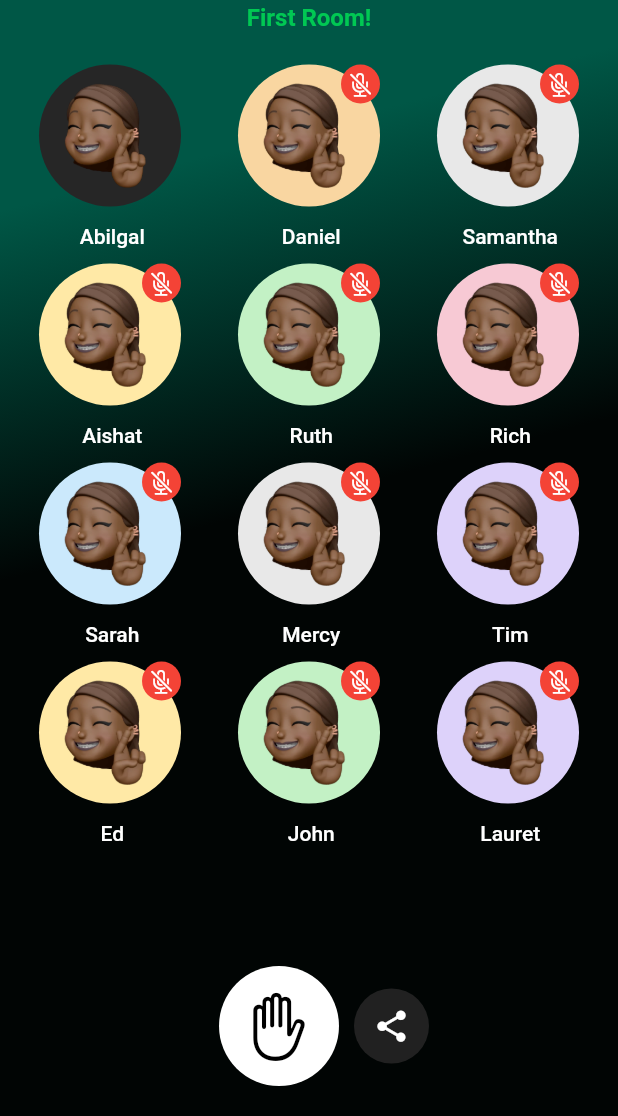
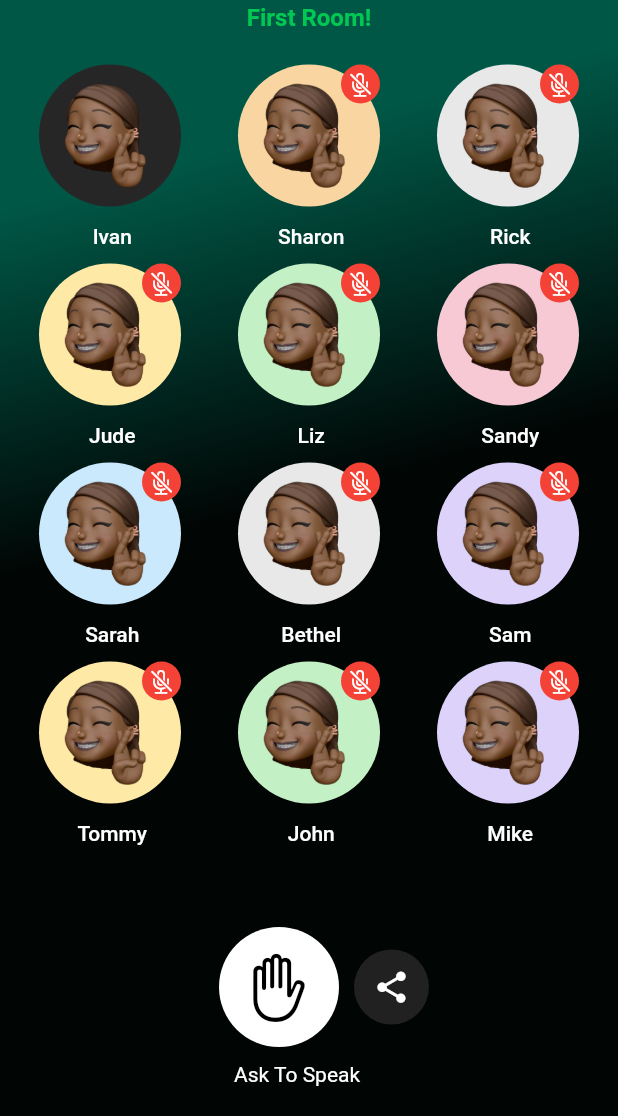
Before and after one commit to 4eug/Spotify-Greenroom-Redesign, a Flutter app: the screen it shows after launch, after a tap on "Join room", on a phone screen of 412 x 824 dp, the part 120-1236 px from its top. Run offline on Flutter 3.47's test engine with Material 2 defaults, Android fonts, the phone set to English and light mode, and no system bars; our stand-ins replace page_transition.

Commit message:
Almost Done

```diff
--- a/lib/ui/home/Home.dart
+++ b/lib/ui/home/Home.dart
@@ -60,23 +60,37 @@ class Home extends StatelessWidget {
       ]),
       bottomNavigationBar: DecoratedBox(
         decoration: BoxDecoration(
-          color: gradientEndColor,
+          color: greycolor,
         ),
         child: Padding(
-          padding: EdgeInsets.symmetric(vertical: 10),
+          padding: EdgeInsets.fromLTRB(1, 5, 1, 5),
           child: SafeArea(
             top: false,
             child: Row(
-              mainAxisAlignment: MainAxisAlignment.spaceBetween,
+              mainAxisAlignment: MainAxisAlignment.spaceEvenly,
               children: [
                 IconButton(
                   icon: Icon(Icons.home),
                   color: Colors.white,
+                  iconSize: 30,
                   onPressed: () {},
                 ),
                 IconButton(
-                  icon: Icon(Icons.person),
+                  icon: Icon(CupertinoIcons.search),
                   color: Colors.white,
+                  iconSize: 30,
+                  onPressed: () {},
+                ),
+                IconButton(
+                  icon: Icon(CupertinoIcons.bell),
+                  color: Colors.white,
+                  iconSize: 30,
+                  onPressed: () {},
+                ),
+                IconButton(
+                  icon: Icon(CupertinoIcons.person),
+                  color: Colors.white,
+                  iconSize: 30,
                   onPressed: () {},
                 ),
               ],
--- a/lib/ui/home/HomeRoom.dart
+++ b/lib/ui/home/HomeRoom.dart
@@ -9,8 +9,8 @@ class HomeRoomItem extends StatelessWidget {
   @override
   Widget build(BuildContext context) {
     return Container(
-      margin: EdgeInsets.only(bottom: 20),
-      padding: EdgeInsets.fromLTRB(30, 30, 30, 50),
+      margin: EdgeInsets.only(bottom: 5),
+      padding: EdgeInsets.fromLTRB(20, 20, 20, 50),
       decoration: BoxDecoration(
         gradient: LinearGradient(
             colors: [gradientStartColor, greycolor],
--- a/lib/ui/liveroom/LiveRoom.dart
+++ b/lib/ui/liveroom/LiveRoom.dart
@@ -11,28 +11,28 @@ class LiveRoom extends StatelessWidget {
   Widget build(BuildContext context) {
     final members = [
       LiveRoomMember(
-        name: "Abilgal",
+        name: "Ivan",
         isMuted: false,
         color: ProfileColors.black,
       ),
       LiveRoomMember(
-        name: "Daniel",
+        name: "Sharon",
         color: ProfileColors.amber,
       ),
       LiveRoomMember(
-        name: "Samantha",
+        name: "Rick",
         color: ProfileColors.white,
       ),
       LiveRoomMember(
-        name: "Aishat",
+        name: "Jude",
         color: ProfileColors.yellow,
       ),
       LiveRoomMember(
-        name: "Ruth",
+        name: "Liz",
         color: ProfileColors.green,
       ),
       LiveRoomMember(
-        name: "Rich",
+        name: "Sandy",
         color: ProfileColors.red,
       ),
       LiveRoomMember(
@@ -41,17 +41,17 @@ class LiveRoom extends StatelessWidget {
         color: ProfileColors.blue,
       ),
       LiveRoomMember(
-        name: "Mercy",
+        name: "Bethel",
         isNewMember: true,
         color: ProfileColors.white,
       ),
       LiveRoomMember(
-        name: "Tim",
+        name: "Sam",
         isNewMember: true,
         color: ProfileColors.purple,
       ),
       LiveRoomMember(
-        name: "Ed",
+        name: "Tommy",
         isNewMember: true,
         color: ProfileColors.yellow,
       ),
@@ -61,7 +61,7 @@ class LiveRoom extends StatelessWidget {
         color: ProfileColors.green,
       ),
       LiveRoomMember(
-        name: "Lauret",
+        name: "Mike",
         isNewMember: true,
         color: ProfileColors.purple,
       ),
@@ -135,7 +135,9 @@ class LiveRoom extends StatelessWidget {
                   color: gradientEndColor,
                   borderRadius: BorderRadius.only(),
                 ),
-                child: Row(
+                child: Column(
+                  children: [
+                    Row(
                       mainAxisAlignment: MainAxisAlignment.center,
                       children: [
                         SizedBox(width: 20),
@@ -157,7 +159,7 @@ class LiveRoom extends StatelessWidget {
                         InkWell(
                           child: CircleAvatar(
                             radius: 25,
-                        backgroundColor: greycolor,
+                            backgroundColor: sharecolor,
                             foregroundColor: Colors.white,
                             child: Icon(
                               Icons.share,
@@ -168,6 +170,23 @@ class LiveRoom extends StatelessWidget {
                         ),
                       ],
                     ),
+                    SizedBox(height: 10),
+                    Positioned(
+                      right: 10,
+                      left: 10,
+                      child: Container(
+                        width: 100,
+                        child: Text(
+                          "Ask To Speak",
+                          style: TextStyle(color: Colors.white),
+                        ),
+                      ),
+                    ),
+                    SizedBox(
+                      width: 10,
+                    )
+                  ],
+                ),
               ),
             ],
           ),
--- a/lib/utils/constants.dart
+++ b/lib/utils/constants.dart
@@ -3,7 +3,8 @@ import 'package:flutter/material.dart';
 Color gradientStartColor = Color(0xff005746);
 Color gradientEndColor = Color(0xff010504);
 Color graadientCombined = Color(0xff00211A);
-Color greycolor = Colors.grey[900];
+Color greycolor = Color(0xff0B0C0B);
+Color sharecolor = Colors.grey[900];
 
 class Logo {
   static const appLogo = {
--- a/lib/widgets/Column_squircle.dart
+++ b/lib/widgets/Column_squircle.dart
@@ -12,7 +12,55 @@ class ColSquircle extends StatelessWidget {
     return Column(
       crossAxisAlignment: CrossAxisAlignment.start,
       children: [
-        SizedBox(height: 10),
+        Row(
+          children: [
+            Container(
+              height: 20,
+              width: 50,
+              decoration: BoxDecoration(
+                borderRadius: BorderRadius.circular(8),
+                color: sharecolor,
+              ),
+              child: Row(
+                mainAxisAlignment: MainAxisAlignment.center,
+                children: [
+                  Icon(
+                    CupertinoIcons.chart_bar_fill,
+                    size: 10,
+                    color: Colors.greenAccent[700],
+                  ),
+                  SizedBox(width: 3),
+                  Text(
+                    "LIVE",
+                    style: TextStyle(color: Colors.white, fontSize: 12),
+                  ),
+                ],
+              ),
+            ),
+            SizedBox(
+              width: 3,
+            ),
+            Container(
+              height: 20,
+              width: 100,
+              decoration: BoxDecoration(
+                borderRadius: BorderRadius.circular(8),
+                color: sharecolor,
+              ),
+              child: Row(
+                mainAxisAlignment: MainAxisAlignment.center,
+                children: [
+                  SizedBox(width: 3),
+                  Text(
+                    "💙 FlutterDevelopers",
+                    style: TextStyle(color: Colors.white, fontSize: 12),
+                  ),
+                ],
+              ),
+            ),
+          ],
+        ),
+        SizedBox(height: 15),
         Row(
           children: [
             Squircle(),
@@ -75,7 +123,7 @@ class ColSquircle extends StatelessWidget {
         Text(
           "First Room!",
           style: TextStyle(
-            fontSize: 12,
+            fontSize: 15,
             fontWeight: FontWeight.w700,
             color: Colors.greenAccent[700],
           ),
@@ -84,7 +132,7 @@ class ColSquircle extends StatelessWidget {
         Text(
           "👋Welcome to Greenroom!",
           style: TextStyle(
-            fontSize: 22,
+            fontSize: 25,
             fontWeight: FontWeight.w700,
             color: Colors.white,
           ),
@@ -98,23 +146,21 @@ class ColSquircle extends StatelessWidget {
           ),
         ),
         SizedBox(height: 15),
-        new InputChip(
-          backgroundColor: gradientStartColor,
-          label: new Text(
-            "Join room",
-            style: TextStyle(
-              fontSize: 18,
-              color: Colors.white,
-            ),
+        ElevatedButton(
+          style: ElevatedButton.styleFrom(
+              primary: sharecolor,
+              padding: EdgeInsets.symmetric(horizontal: 20, vertical: 15),
+              shape: RoundedRectangleBorder(
+                  borderRadius: BorderRadius.circular(30))),
+          child: Text(
+            'Join room',
+            style: TextStyle(fontSize: 14),
           ),
           onPressed: () {
             Navigator.push(
-              context,
-              MaterialPageRoute(
-                fullscreenDialog: true,
-                builder: (_) => LiveRoom(),
-              ),
-            );
+                context,
+                MaterialPageRoute(
+                    fullscreenDialog: true, builder: (_) => LiveRoom()));
           },
         )
       ],
```
Lines whose indentation alone changed are shown as unchanged.
